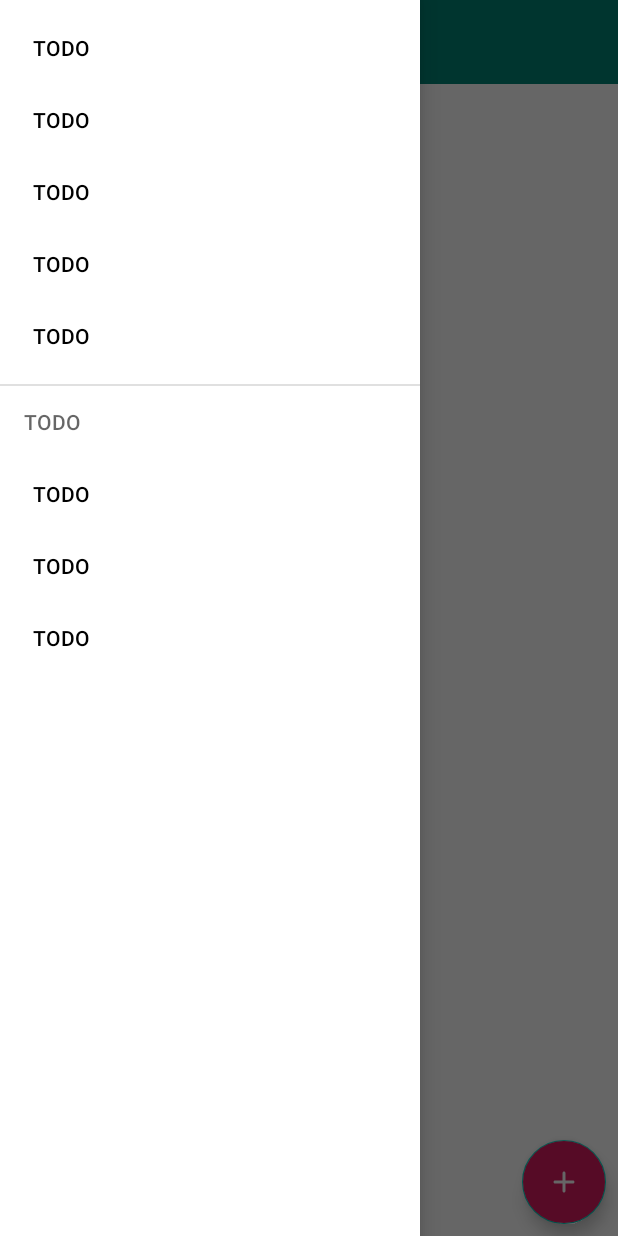
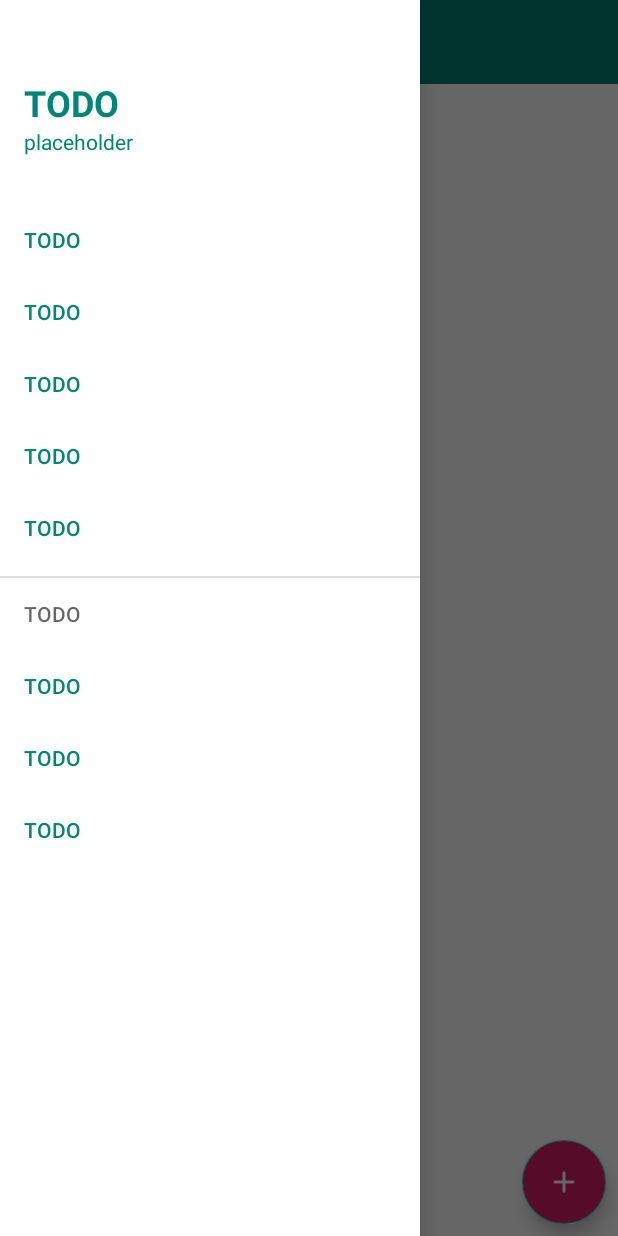
Before and after one commit to Mallorax/TODO, an Android app: the screen it shows after launch (MainActivity), with the side drawer open, on a phone screen of 412 x 824 dp. Run offline under Robolectric (Android 15) with nearby library versions, the phone set to English and light mode, and no system bars; our stand-ins replace Room's generated code, data binding, navigation-ui, paging; libraries missing offline, so code that uses them is left out: androidx.paging, androidx.paging.toLiveData; 2 statements that could not run were skipped.

Commit message:
styled navigation drawer

```diff
--- a/app/src/main/java/pl/patrykzygo/todo/ui/MainActivity.kt
+++ b/app/src/main/java/pl/patrykzygo/todo/ui/MainActivity.kt
@@ -3,7 +3,6 @@ package pl.patrykzygo.todo.ui
 import android.os.Bundle
 import androidx.appcompat.app.ActionBarDrawerToggle
 import androidx.appcompat.app.AppCompatActivity
-import androidx.core.view.GravityCompat
 import androidx.databinding.DataBindingUtil
 import androidx.navigation.findNavController
 import androidx.navigation.ui.NavigationUI.navigateUp
@@ -30,13 +29,6 @@ class MainActivity : AppCompatActivity() {
         setupNavigation()
     }
 
-    override fun onBackPressed() {
-        if (binding.drawerLayout.isDrawerOpen(GravityCompat.START)){
-            binding.drawerLayout.closeDrawer(GravityCompat.START)
-        }else{
-            super.onBackPressed()
-        }
-    }
 
     override fun onSupportNavigateUp(): Boolean {
         val navController = this.findNavController(R.id.nav_host_fragment)
--- /dev/null
+++ b/app/src/main/res/color/menu_item_color_state.xml
@@ -0,0 +1,5 @@
+<?xml version="1.0" encoding="utf-8"?>
+<selector xmlns:android="http://schemas.android.com/apk/res/android">
+    <item android:color="?attr/colorNavigationItemSelected" android:state_checked="true"/>
+    <item android:color="?attr/colorPrimary" android:state_checked="false"/>
+</selector>
--- /dev/null
+++ b/app/src/main/res/drawable/background_round_padded.xml
@@ -0,0 +1,13 @@
+<?xml version="1.0" encoding="utf-8"?>
+<layer-list xmlns:android="http://schemas.android.com/apk/res/android">
+    <item
+        android:right="8dp">
+        <shape android:shape="rectangle">
+            <solid android:color="?attr/colorPrimary" />
+            <corners
+                android:bottomRightRadius="50dp"
+                android:topRightRadius="50dp"
+                />
+        </shape>
+    </item>
+</layer-list>
--- /dev/null
+++ b/app/src/main/res/drawable/background_top_background.xml
@@ -0,0 +1,8 @@
+<?xml version="1.0" encoding="utf-8"?>
+<shape xmlns:android="http://schemas.android.com/apk/res/android">
+    <solid android:color="?attr/colorOnPrimary" />
+    <corners
+        android:radius="0dp"
+        android:bottomLeftRadius="0dp"
+        android:bottomRightRadius="100dp"/>
+</shape>
--- /dev/null
+++ b/app/src/main/res/drawable/menu_background_color_state.xml
@@ -0,0 +1,7 @@
+<?xml version="1.0" encoding="utf-8"?>
+<selector xmlns:android="http://schemas.android.com/apk/res/android">
+    <item
+        android:drawable="@drawable/background_round_padded"
+        android:state_checked="true"/>
+
+</selector>
--- a/app/src/main/res/layout/activity_main.xml
+++ b/app/src/main/res/layout/activity_main.xml
@@ -42,7 +42,8 @@
             android:layout_height="match_parent"
             android:layout_gravity="start"
             android:clipToPadding="false"
-            style="@style/DrawerStyle"
+            style="@style/Widget.Custom.NavigationView"
+            app:headerLayout="@layout/nav_header_main"
             app:menu="@menu/menu_main"
             />
 
--- /dev/null
+++ b/app/src/main/res/layout/nav_header_main.xml
@@ -0,0 +1,43 @@
+<?xml version="1.0" encoding="utf-8"?>
+<LinearLayout
+    xmlns:android="http://schemas.android.com/apk/res/android"
+    android:layout_width="match_parent"
+    android:layout_height="128dp"
+    android:gravity="bottom"
+    android:orientation="vertical">
+
+    <LinearLayout
+        android:layout_width="match_parent"
+        android:layout_height="match_parent"
+        android:background="?attr/colorOnPrimary"
+        android:gravity="bottom"
+        android:orientation="vertical"
+        android:paddingLeft="16dp"
+        android:paddingRight="16dp">
+
+        <TextView
+            android:layout_width="match_parent"
+            android:layout_height="wrap_content"
+            android:paddingTop="16dp"
+            android:text="TODO"
+            android:textColor="?attr/colorPrimary"
+            android:textStyle="bold"
+            android:textAppearance="@style/TextAppearance.AppCompat.Headline" />
+
+        <TextView
+            android:layout_width="wrap_content"
+            android:layout_height="wrap_content"
+            android:text="placeholder"
+            android:textColor="?attr/colorPrimary"
+            android:textAppearance="@style/TextAppearance.AppCompat.Small" />
+    </LinearLayout>
+
+    <View
+        android:id="@+id/bottom_rounded_view"
+        android:layout_width="match_parent"
+        android:layout_height="24dp"
+        style="@style/TransparentView"
+        android:background="@drawable/background_top_background"
+        />
+
+</LinearLayout>
--- /dev/null
+++ b/app/src/main/res/values/attr.xml
@@ -0,0 +1,6 @@
+<?xml version="1.0" encoding="utf-8"?>
+<resources>
+    <attr name="colorNavigationItem" format="color"/>
+    <attr name="colorNavigationItemSelected" format="color"/>
+    <attr name="drawableNavigationItemBackground" format="reference"/>
+</resources>
--- a/app/src/main/res/values/styles.xml
+++ b/app/src/main/res/values/styles.xml
@@ -8,6 +8,17 @@
         <item name="colorAccent">@color/colorAccent</item>
         <item name="toolbarStyle">@style/CustomToolBarStyle</item>
         <item name="drawerArrowStyle">@style/DrawerStyle</item>
+        <item name="colorNavigationItem">@color/menu_item_color_state</item>
+        <item name="colorNavigationItemSelected">@color/colorWhite</item>
+        <item name="drawableNavigationItemBackground">@drawable/menu_background_color_state</item>
+    </style>
+    <style name="Widget.Custom.NavigationView" parent="Widget.Design.NavigationView">
+        <item name="itemIconTint">?attr/colorNavigationItem</item>
+        <item name="itemTextColor">?attr/colorNavigationItem</item>
+        <item name="itemBackground">?attr/drawableNavigationItemBackground</item>
+    </style>
+    <style name="TransparentView">
+        <item name="background">@android:color/transparent</item>
     </style>
     <style name="AppTheme.PopupOverlay" parent="ThemeOverlay.AppCompat.Light" />
     <style name="CustomToolBarStyle" parent="@style/Widget.AppCompat.Toolbar">
```
